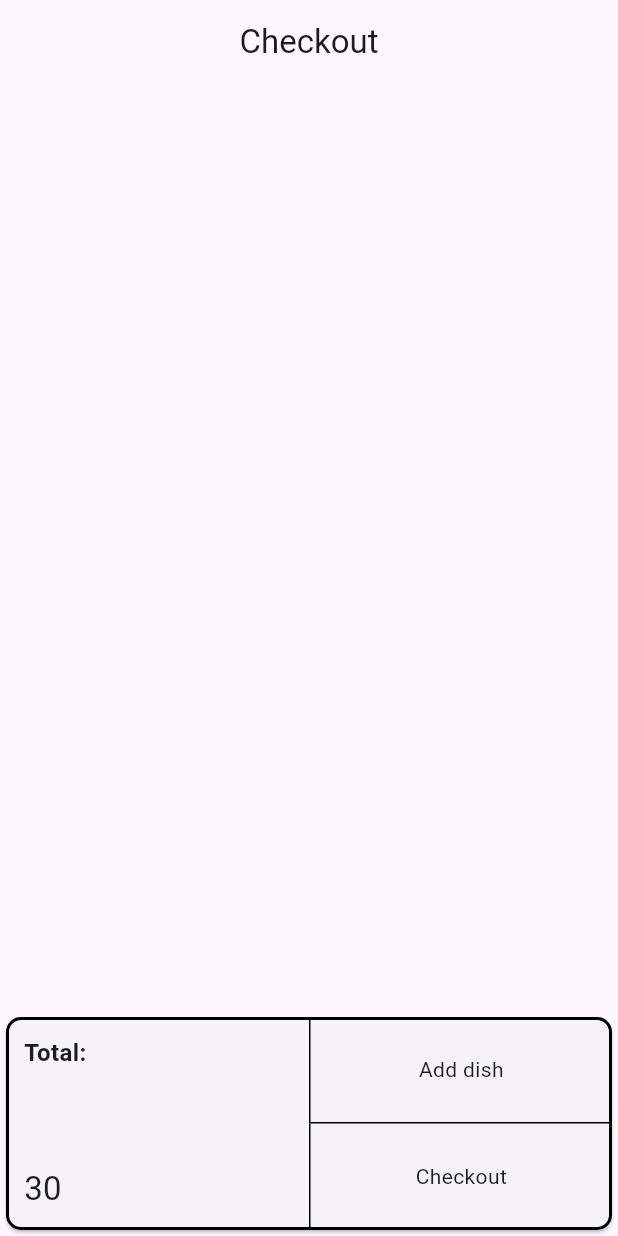
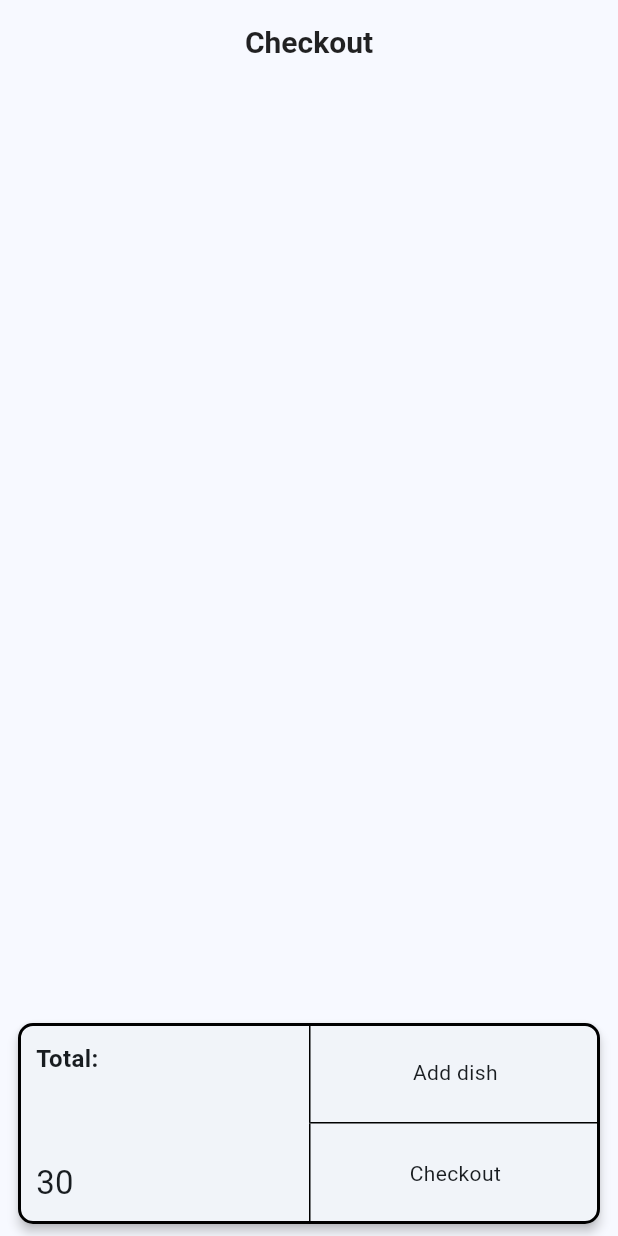
Before and after one commit to CarlosAriasLK/eCommerceApp, a Flutter app: the CheckoutScreen screen opened by its route, on a phone screen of 412 x 824 dp. Run offline on Flutter 3.47's test engine with Material 3 defaults, Android fonts, the phone set to English and light mode, and no system bars; our stand-ins replace dio, flutter_rating_bar, flutter_riverpod, go_router, riverpod_annotation; generated files the repository leaves out were written again; network calls fail.

Commit message:
Estilos y tema de la app

```diff
--- /dev/null
+++ b/lib/config/theme/app_theme.dart
@@ -0,0 +1,54 @@
+import 'package:flutter/material.dart';
+
+class AppTheme {
+  // Color principal de la app (puedes cambiarlo por otro que prefieras)
+  final Color primaryColor = const Color.fromARGB(255, 30, 158, 233); // Verde moderno
+
+  ThemeData getTheme() => ThemeData(
+        useMaterial3: true,
+        colorSchemeSeed: primaryColor,
+        brightness: Brightness.light,
+        fontFamily: 'Roboto',
+
+        appBarTheme: const AppBarTheme(
+          backgroundColor: Colors.transparent,
+          elevation: 0,
+          centerTitle: true,
+          titleTextStyle: TextStyle(
+            color: Colors.black87,
+            fontSize: 20,
+            fontWeight: FontWeight.bold,
+          ),
+          iconTheme: IconThemeData(color: Colors.black87),
+        ),
+
+        cardTheme: CardThemeData(
+          elevation: 3,
+          margin: const EdgeInsets.symmetric(horizontal: 12, vertical: 8),
+          shape: RoundedRectangleBorder(
+            borderRadius: BorderRadius.circular(16),
+          ),
+        ),
+
+        elevatedButtonTheme: ElevatedButtonThemeData(
+          style: ElevatedButton.styleFrom(
+            backgroundColor: primaryColor,
+            foregroundColor: Colors.white,
+            padding: const EdgeInsets.symmetric(horizontal: 24, vertical: 12),
+            shape: RoundedRectangleBorder(
+              borderRadius: BorderRadius.circular(12),
+            ),
+          ),
+        ),
+
+        inputDecorationTheme: InputDecorationTheme(
+          border: OutlineInputBorder(
+            borderRadius: BorderRadius.circular(12),
+          ),
+          focusedBorder: OutlineInputBorder(
+            borderRadius: BorderRadius.circular(12),
+            borderSide: BorderSide(color: primaryColor, width: 2),
+          ),
+        ),
+      );
+}
--- a/lib/main.dart
+++ b/lib/main.dart
@@ -1,4 +1,5 @@
 import 'package:e_commerce_app/config/router/app_router.dart';
+import 'package:e_commerce_app/config/theme/app_theme.dart';
 import 'package:flutter/material.dart';
 import 'package:flutter_riverpod/flutter_riverpod.dart';
 
@@ -14,6 +15,7 @@ class MainApp extends StatelessWidget {
     return MaterialApp.router(
       routerConfig: appRouter,
       debugShowCheckedModeBanner: false,
+      theme: AppTheme().getTheme(),
     );
   }
 }
--- a/lib/presentation/views/category_view.dart
+++ b/lib/presentation/views/category_view.dart
@@ -15,7 +15,10 @@ class CategoryView extends ConsumerWidget {
     return Scaffold(
 
       appBar: AppBar(
-        title: Center(child: Text('Category')),
+        title: Center(child: Text('Categories', style: TextStyle(
+          fontSize: 30,
+          fontWeight: FontWeight.bold
+        ),),),
       ),
 
       endDrawer: CustomEndDrawer(),
--- a/lib/presentation/widgets/shared/custom_end_drawer.dart
+++ b/lib/presentation/widgets/shared/custom_end_drawer.dart
@@ -37,7 +37,7 @@ class CustomEndDrawer extends ConsumerWidget {
 
             Padding(
               padding: const EdgeInsets.symmetric(horizontal: 10),
-              child: OutlinedButton(
+              child: FilledButton(
                 onPressed: (){
                   showDialog(
                     context: context,
```
Also changed, not shown: lib/presentation/views/menu_view.dart (+28 -13 lines).
